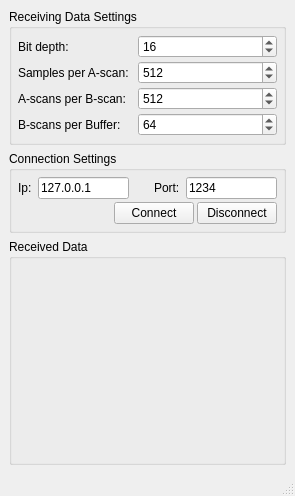
This is SocketStreamClient/src/socketstreamclient.ui in spectralcode/SocketStreamClient as Qt 5 draws it before an edit. The edited form follows.
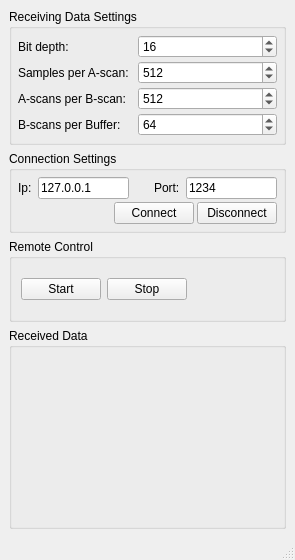
This is the edited form. Custom widgets are drawn as their Qt base class.

Commit message: remote control functionality added

The edit to the form file:
```diff
--- a/SocketStreamClient/src/socketstreamclient.ui
+++ b/SocketStreamClient/src/socketstreamclient.ui
@@ -7,7 +7,7 @@
     <x>0</x>
     <y>0</y>
     <width>295</width>
-    <height>496</height>
+    <height>560</height>
    </rect>
   </property>
   <property name="windowTitle">
@@ -233,6 +233,42 @@
       </layout>
      </widget>
     </item>
+    <item>
+     <widget class="QGroupBox" name="groupBox_remoteControl">
+      <property name="title">
+       <string>Remote Control</string>
+      </property>
+      <layout class="QHBoxLayout" name="horizontalLayout_6">
+       <item>
+        <widget class="QPushButton" name="pushButton_remoteStart">
+         <property name="text">
+          <string>Start</string>
+         </property>
+        </widget>
+       </item>
+       <item>
+        <widget class="QPushButton" name="pushButton_remoteStop">
+         <property name="text">
+          <string>Stop</string>
+         </property>
+        </widget>
+       </item>
+       <item>
+        <spacer name="horizontalSpacer_3">
+         <property name="orientation">
+          <enum>Qt::Horizontal</enum>
+         </property>
+         <property name="sizeHint" stdset="0">
+          <size>
+           <width>40</width>
+           <height>20</height>
+          </size>
+         </property>
+        </spacer>
+       </item>
+      </layout>
+     </widget>
+    </item>
     <item>
      <widget class="QGroupBox" name="groupBox_2">
       <property name="title">
```
The commit also changes 3 other files.
